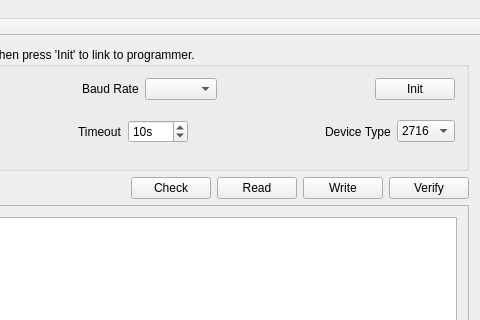
Keith969/eprom_prg, file guiMainWindow.ui: the form before one commit; both pictures show x 236 to 716 and y 0 to 320 of the 716 by 557 pixel window.
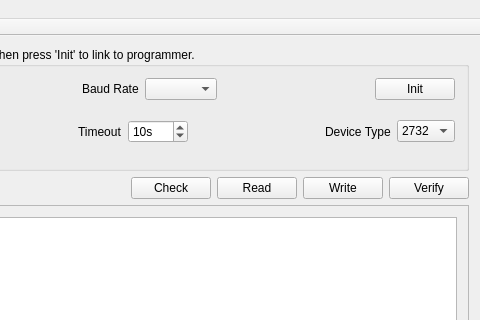
The form after the commit.

Diff of the .ui file:
```diff
--- a/guiMainWindow.ui
+++ b/guiMainWindow.ui
@@ -192,6 +192,11 @@
              <property name="toolTip">
               <string>Set the type of the EPROM</string>
              </property>
+             <item>
+              <property name="text">
+               <string>2732</string>
+              </property>
+             </item>
              <item>
               <property name="text">
                <string>2716</string>
```
